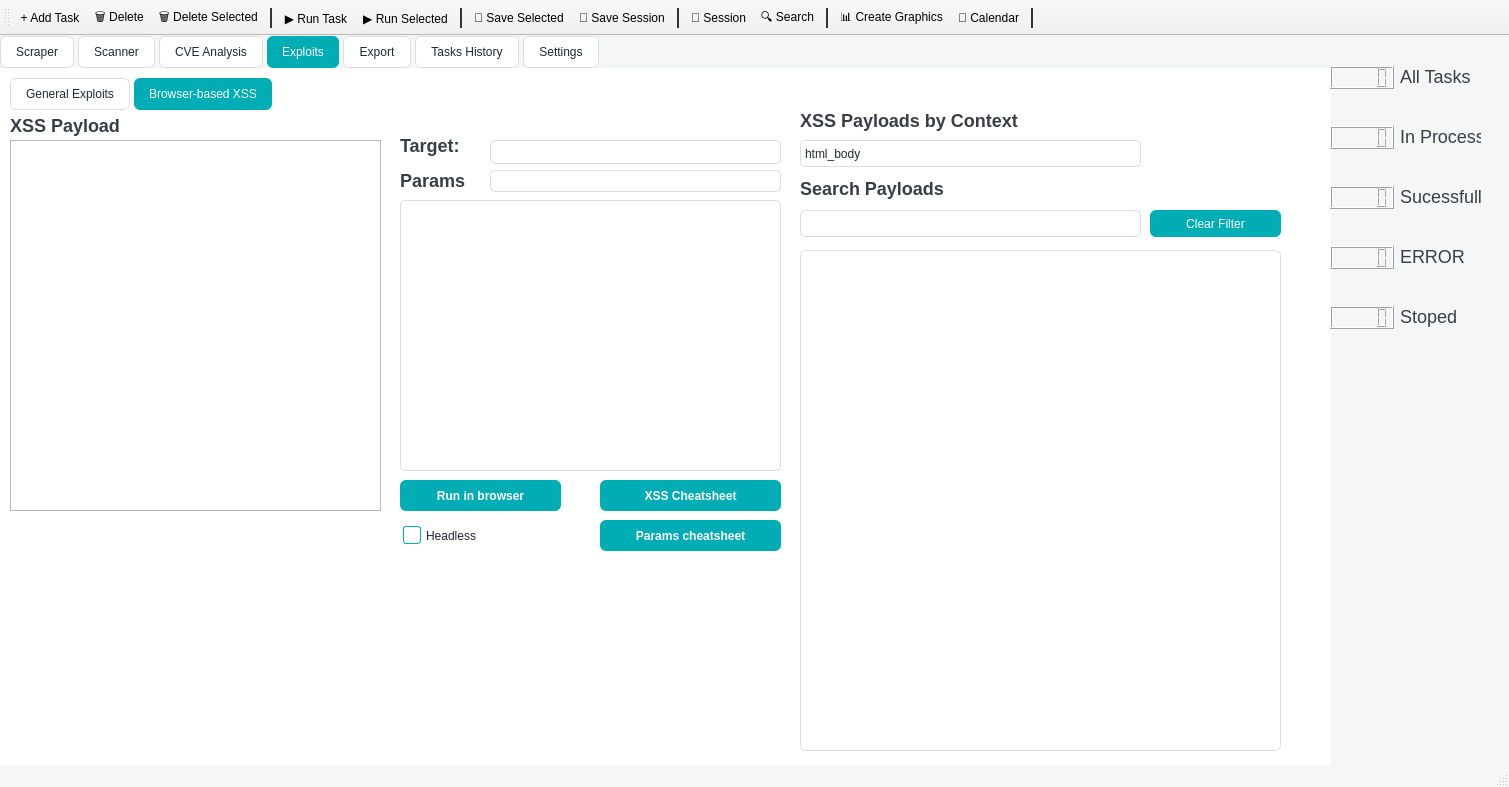
First picture: the form in ui/scraper_ui.ui, repository JhonBob999/Web_Scrapper-main-master, before the edit.
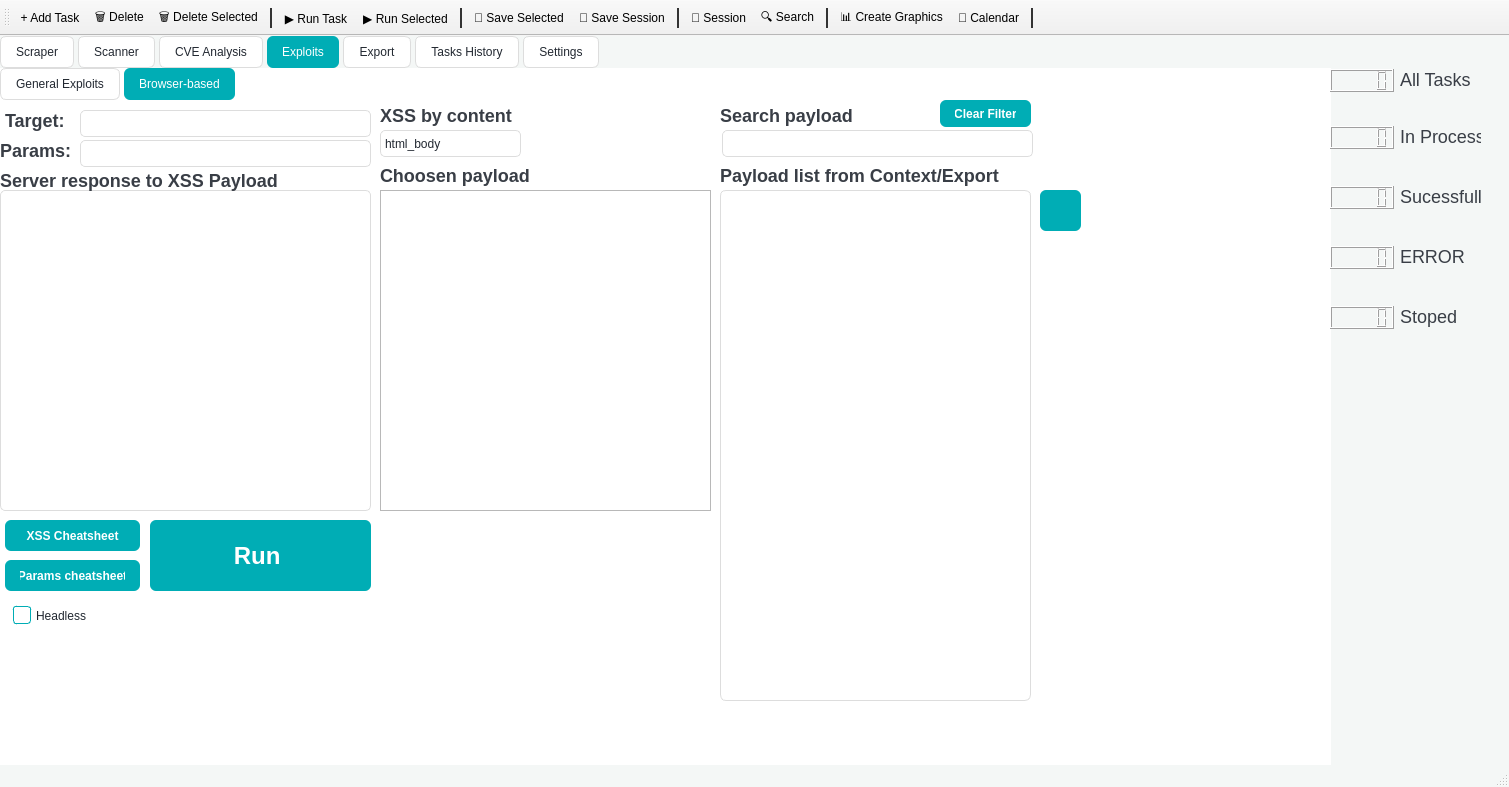
Second picture: the form after the edit. Icons and pictures are not drawn.

Commit message: Adding payload History, modified design in XSS tab

```diff
--- a/ui/scraper_ui.ui
+++ b/ui/scraper_ui.ui
@@ -277,10 +277,10 @@
      <widget class="QTabWidget" name="tabWidgetExploits">
       <property name="geometry">
        <rect>
-        <x>10</x>
-        <y>10</y>
-        <width>1271</width>
-        <height>681</height>
+        <x>0</x>
+        <y>0</y>
+        <width>1331</width>
+        <height>701</height>
        </rect>
       </property>
       <property name="currentIndex">
@@ -400,51 +400,52 @@
       </widget>
       <widget class="QWidget" name="tabBrowserXSS">
        <attribute name="title">
-        <string>Browser-based XSS</string>
+        <string>Browser-based</string>
        </attribute>
        <widget class="QLineEdit" name="lineEditXssTarget">
         <property name="geometry">
          <rect>
-          <x>480</x>
-          <y>30</y>
+          <x>80</x>
+          <y>10</y>
           <width>291</width>
-          <height>24</height>
+          <height>27</height>
          </rect>
         </property>
        </widget>
        <widget class="QPlainTextEdit" name="plainTextPayload">
         <property name="geometry">
          <rect>
-          <x>0</x>
-          <y>30</y>
-          <width>371</width>
-          <height>371</height>
+          <x>380</x>
+          <y>90</y>
+          <width>331</width>
+          <height>321</height>
          </rect>
         </property>
        </widget>
        <widget class="QPushButton" name="btnRunXss">
         <property name="geometry">
          <rect>
-          <x>390</x>
-          <y>370</y>
-          <width>161</width>
-          <height>31</height>
+          <x>150</x>
+          <y>420</y>
+          <width>221</width>
+          <height>71</height>
          </rect>
         </property>
         <property name="font">
          <font>
+          <pointsize>18</pointsize>
           <bold>true</bold>
          </font>
         </property>
         <property name="text">
-         <string>Run in browser</string>
+         <string>Run </string>
         </property>
        </widget>
        <widget class="QCheckBox" name="chkHeadless">
         <property name="geometry">
          <rect>
-          <x>390</x>
-          <y>410</y>
+          <x>10</x>
+          <y>500</y>
           <width>91</width>
           <height>31</height>
          </rect>
@@ -456,10 +457,10 @@
        <widget class="QTextEdit" name="textEdit">
         <property name="geometry">
          <rect>
-          <x>390</x>
+          <x>0</x>
           <y>90</y>
-          <width>381</width>
-          <height>271</height>
+          <width>371</width>
+          <height>321</height>
          </rect>
         </property>
         <property name="readOnly">
@@ -469,10 +470,10 @@
        <widget class="QLabel" name="lbl_payload">
         <property name="geometry">
          <rect>
-          <x>0</x>
-          <y>5</y>
-          <width>141</width>
-          <height>21</height>
+          <x>380</x>
+          <y>60</y>
+          <width>211</width>
+          <height>31</height>
          </rect>
         </property>
         <property name="font">
@@ -482,16 +483,16 @@
          </font>
         </property>
         <property name="text">
-         <string>XSS Payload</string>
+         <string>Choosen payload</string>
         </property>
        </widget>
        <widget class="QLabel" name="lbl_target">
         <property name="geometry">
          <rect>
-          <x>390</x>
-          <y>20</y>
+          <x>0</x>
+          <y>0</y>
           <width>71</width>
-          <height>31</height>
+          <height>41</height>
          </rect>
         </property>
         <property name="font">
@@ -501,24 +502,24 @@
          </font>
         </property>
         <property name="text">
-         <string>Target:</string>
+         <string> Target:</string>
         </property>
        </widget>
        <widget class="QLineEdit" name="lineEditParamName">
         <property name="geometry">
          <rect>
-          <x>480</x>
-          <y>60</y>
+          <x>80</x>
+          <y>40</y>
           <width>291</width>
-          <height>22</height>
+          <height>27</height>
          </rect>
         </property>
        </widget>
        <widget class="QLabel" name="lbl_params">
         <property name="geometry">
          <rect>
-          <x>390</x>
-          <y>60</y>
+          <x>0</x>
+          <y>40</y>
           <width>81</width>
           <height>21</height>
          </rect>
@@ -530,15 +531,15 @@
          </font>
         </property>
         <property name="text">
-         <string>Params</string>
+         <string>Params:</string>
         </property>
        </widget>
        <widget class="QPushButton" name="btnXssHelp">
         <property name="geometry">
          <rect>
-          <x>590</x>
-          <y>370</y>
-          <width>181</width>
+          <x>5</x>
+          <y>420</y>
+          <width>135</width>
           <height>31</height>
          </rect>
         </property>
@@ -554,9 +555,9 @@
        <widget class="QComboBox" name="payload_combox">
         <property name="geometry">
          <rect>
-          <x>790</x>
+          <x>380</x>
           <y>30</y>
-          <width>341</width>
+          <width>141</width>
           <height>27</height>
          </rect>
         </property>
@@ -589,20 +590,20 @@
        <widget class="QListWidget" name="Payload_listWidget">
         <property name="geometry">
          <rect>
-          <x>790</x>
-          <y>140</y>
-          <width>481</width>
-          <height>501</height>
+          <x>720</x>
+          <y>90</y>
+          <width>311</width>
+          <height>511</height>
          </rect>
         </property>
        </widget>
        <widget class="QLabel" name="payload_lbl">
         <property name="geometry">
          <rect>
-          <x>790</x>
+          <x>380</x>
           <y>0</y>
-          <width>341</width>
-          <height>21</height>
+          <width>151</width>
+          <height>31</height>
          </rect>
         </property>
         <property name="font">
@@ -612,15 +613,15 @@
          </font>
         </property>
         <property name="text">
-         <string>XSS Payloads by Context</string>
+         <string>XSS by content</string>
         </property>
        </widget>
        <widget class="QLineEdit" name="payload_search">
         <property name="geometry">
          <rect>
-          <x>790</x>
-          <y>100</y>
-          <width>341</width>
+          <x>722</x>
+          <y>30</y>
+          <width>311</width>
           <height>27</height>
          </rect>
         </property>
@@ -628,10 +629,10 @@
        <widget class="QLabel" name="lbl_search">
         <property name="geometry">
          <rect>
-          <x>790</x>
-          <y>68</y>
-          <width>341</width>
-          <height>21</height>
+          <x>720</x>
+          <y>0</y>
+          <width>151</width>
+          <height>31</height>
          </rect>
         </property>
         <property name="font">
@@ -641,18 +642,23 @@
          </font>
         </property>
         <property name="text">
-         <string>Search Payloads</string>
+         <string>Search payload</string>
         </property>
        </widget>
        <widget class="QPushButton" name="filter_btn">
         <property name="geometry">
          <rect>
-          <x>1140</x>
-          <y>100</y>
-          <width>131</width>
+          <x>940</x>
+          <y>0</y>
+          <width>91</width>
           <height>27</height>
          </rect>
         </property>
+        <property name="font">
+         <font>
+          <bold>true</bold>
+         </font>
+        </property>
         <property name="text">
          <string>Clear Filter</string>
         </property>
@@ -660,9 +666,9 @@
        <widget class="QPushButton" name="params_btn">
         <property name="geometry">
          <rect>
-          <x>590</x>
-          <y>410</y>
-          <width>181</width>
+          <x>5</x>
+          <y>460</y>
+          <width>135</width>
           <height>31</height>
          </rect>
         </property>
@@ -675,6 +681,66 @@
          <string>Params cheatsheet</string>
         </property>
        </widget>
+       <widget class="QLabel" name="lbl_response">
+        <property name="geometry">
+         <rect>
+          <x>0</x>
+          <y>60</y>
+          <width>291</width>
+          <height>41</height>
+         </rect>
+        </property>
+        <property name="font">
+         <font>
+          <pointsize>-1</pointsize>
+          <bold>true</bold>
+         </font>
+        </property>
+        <property name="text">
+         <string>Server response to XSS Payload</string>
+        </property>
+       </widget>
+       <widget class="QLabel" name="lbl_list_payload">
+        <property name="geometry">
+         <rect>
+          <x>720</x>
+          <y>50</y>
+          <width>301</width>
+          <height>51</height>
+         </rect>
+        </property>
+        <property name="font">
+         <font>
+          <pointsize>-1</pointsize>
+          <bold>true</bold>
+         </font>
+        </property>
+        <property name="text">
+         <string>Payload list from Context/Export</string>
+        </property>
+       </widget>
+       <widget class="QPushButton" name="history_btn">
+        <property name="geometry">
+         <rect>
+          <x>1040</x>
+          <y>90</y>
+          <width>41</width>
+          <height>41</height>
+         </rect>
+        </property>
+        <property name="font">
+         <font>
+          <bold>false</bold>
+         </font>
+        </property>
+        <property name="text">
+         <string/>
+        </property>
+        <property name="icon">
+         <iconset>
+          <normaloff>../icon/history.jpg</normaloff>../icon/history.jpg</iconset>
+        </property>
+       </widget>
       </widget>
      </widget>
     </widget>
@@ -969,7 +1035,7 @@
     <property name="geometry">
      <rect>
       <x>1330</x>
-      <y>30</y>
+      <y>33</y>
       <width>64</width>
       <height>23</height>
      </rect>
@@ -1019,7 +1085,7 @@
     <property name="geometry">
      <rect>
       <x>1400</x>
-      <y>30</y>
+      <y>33</y>
       <width>81</width>
       <height>21</height>
      </rect>
```
Left out of the diff: 2 changed lines with no effect on the pictures. The commit also changes 6 other files.
